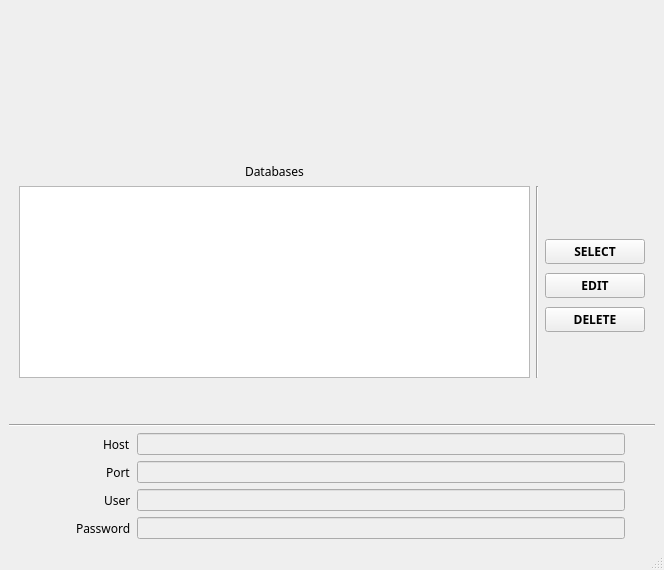
Before: the Qt Designer form views/MainInit.ui in kingry1/GraduationProject-Data-Visualization-System, drawn with Qt 5.
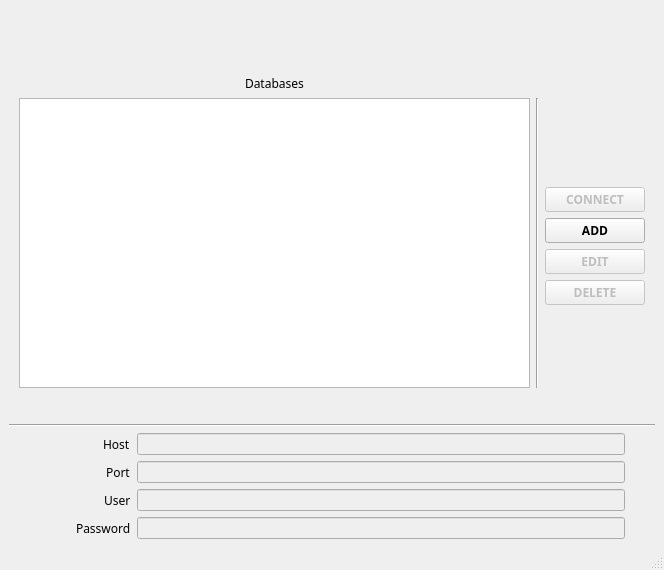
After: the same form once the commit is applied.

Commit message: Improve the database configuration GUI

The edit to the form file:
```diff
--- a/views/MainInit.ui
+++ b/views/MainInit.ui
@@ -18,7 +18,7 @@
     <item>
      <layout class="QVBoxLayout" name="verticalLayout" stretch="1,0,0">
       <item>
-       <layout class="QGridLayout" name="gridLayout" rowstretch="0,0,0,0,0,0,0">
+       <layout class="QGridLayout" name="gridLayout" rowstretch="0,0,0,0,0,0,0,0">
         <property name="sizeConstraint">
          <enum>QLayout::SetDefaultConstraint</enum>
         </property>
@@ -28,10 +28,17 @@
         <property name="rightMargin">
          <number>10</number>
         </property>
-        <item row="3" column="2">
+        <item row="1" column="1" rowspan="6">
+         <widget class="Line" name="line">
+          <property name="orientation">
+           <enum>Qt::Vertical</enum>
+          </property>
+         </widget>
+        </item>
+        <item row="4" column="2">
          <widget class="QPushButton" name="editButton">
           <property name="enabled">
-           <bool>true</bool>
+           <bool>false</bool>
           </property>
           <property name="minimumSize">
            <size>
@@ -62,13 +69,44 @@
           <property name="sizeHint" stdset="0">
            <size>
             <width>20</width>
-            <height>40</height>
+            <height>30</height>
            </size>
           </property>
          </spacer>
         </item>
-        <item row="4" column="2">
+        <item row="6" column="2">
+         <spacer name="verticalSpacer_4">
+          <property name="orientation">
+           <enum>Qt::Vertical</enum>
+          </property>
+          <property name="sizeType">
+           <enum>QSizePolicy::Fixed</enum>
+          </property>
+          <property name="sizeHint" stdset="0">
+           <size>
+            <width>20</width>
+            <height>30</height>
+           </size>
+          </property>
+         </spacer>
+        </item>
+        <item row="0" column="0" alignment="Qt::AlignHCenter|Qt::AlignBottom">
+         <widget class="QLabel" name="title">
+          <property name="font">
+           <font>
+            <family>微软雅黑</family>
+           </font>
+          </property>
+          <property name="text">
+           <string>Databases</string>
+          </property>
+         </widget>
+        </item>
+        <item row="5" column="2">
          <widget class="QPushButton" name="deleteButton">
+          <property name="enabled">
+           <bool>false</bool>
+          </property>
           <property name="minimumSize">
            <size>
             <width>100</width>
@@ -88,7 +126,10 @@
          </widget>
         </item>
         <item row="2" column="2">
-         <widget class="QPushButton" name="selectButton">
+         <widget class="QPushButton" name="connectButton">
+          <property name="enabled">
+           <bool>false</bool>
+          </property>
           <property name="minimumSize">
            <size>
             <width>100</width>
@@ -103,7 +144,7 @@
            </font>
           </property>
           <property name="text">
-           <string>SELECT</string>
+           <string>CONNECT</string>
           </property>
          </widget>
         </item>
@@ -118,12 +159,12 @@
           <property name="sizeHint" stdset="0">
            <size>
             <width>20</width>
-            <height>40</height>
+            <height>30</height>
            </size>
           </property>
          </spacer>
         </item>
-        <item row="6" column="2">
+        <item row="7" column="2">
          <spacer name="verticalSpacer_2">
           <property name="orientation">
            <enum>Qt::Vertical</enum>
@@ -134,28 +175,26 @@
           <property name="sizeHint" stdset="0">
            <size>
             <width>20</width>
-            <height>40</height>
+            <height>30</height>
            </size>
           </property>
          </spacer>
         </item>
-        <item row="5" column="2">
-         <spacer name="verticalSpacer_4">
-          <property name="orientation">
-           <enum>Qt::Vertical</enum>
+        <item row="3" column="2">
+         <widget class="QPushButton" name="addButton">
+          <property name="font">
+           <font>
+            <family>微软雅黑</family>
+            <weight>75</weight>
+            <bold>true</bold>
+           </font>
           </property>
-          <property name="sizeType">
-           <enum>QSizePolicy::Fixed</enum>
+          <property name="text">
+           <string>ADD</string>
           </property>
-          <property name="sizeHint" stdset="0">
-           <size>
-            <width>20</width>
-            <height>40</height>
-           </size>
-          </property>
-         </spacer>
+         </widget>
         </item>
-        <item row="1" column="0" rowspan="5">
+        <item row="1" column="0" rowspan="6">
          <widget class="QListWidget" name="listWidget">
           <property name="sizePolicy">
            <sizepolicy hsizetype="Expanding" vsizetype="MinimumExpanding">
@@ -171,25 +210,6 @@
           </property>
          </widget>
         </item>
-        <item row="1" column="1" rowspan="5">
-         <widget class="Line" name="line">
-          <property name="orientation">
-           <enum>Qt::Vertical</enum>
-          </property>
-         </widget>
-        </item>
-        <item row="0" column="0" alignment="Qt::AlignHCenter|Qt::AlignBottom">
-         <widget class="QLabel" name="title">
-          <property name="font">
-           <font>
-            <family>微软雅黑</family>
-           </font>
-          </property>
-          <property name="text">
-           <string>Databases</string>
-          </property>
-         </widget>
-        </item>
        </layout>
       </item>
       <item>
```
Left out of the diff: 72 changed lines with no effect on the pictures. The commit also changes 2 other files.
